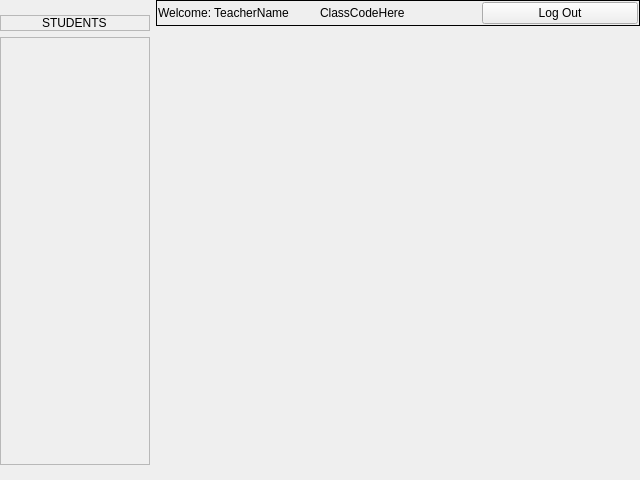
First picture: the form in Client/teachwin.ui, repository DatabasesWorks/Stacked_EducationalPlatform, before the edit.
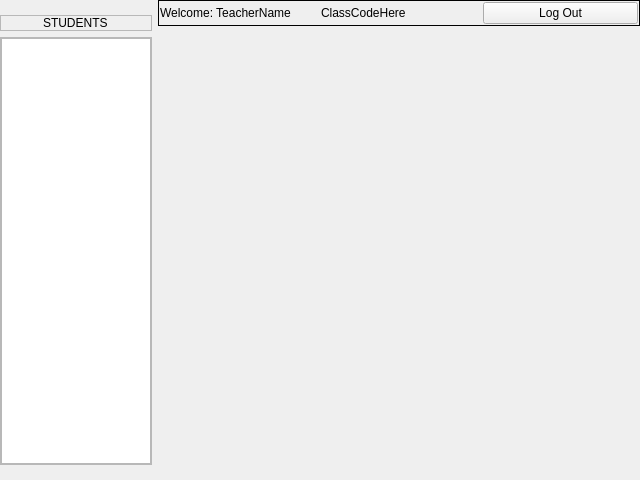
Second picture: the form after the edit.

Commit message: added student list to teachwin

Patch:
```diff
--- a/Client/teachwin.ui
+++ b/Client/teachwin.ui
@@ -124,7 +124,18 @@
             <number>0</number>
            </property>
            <item row="0" column="0">
-            <layout class="QGridLayout" name="gridLayout_6"/>
+            <layout class="QGridLayout" name="gridLayout_6">
+             <item row="0" column="0">
+              <widget class="QListWidget" name="listWidget">
+               <property name="maximumSize">
+                <size>
+                 <width>150</width>
+                 <height>10000</height>
+                </size>
+               </property>
+              </widget>
+             </item>
+            </layout>
            </item>
           </layout>
          </widget>
```
The commit also changes 6 other files.
